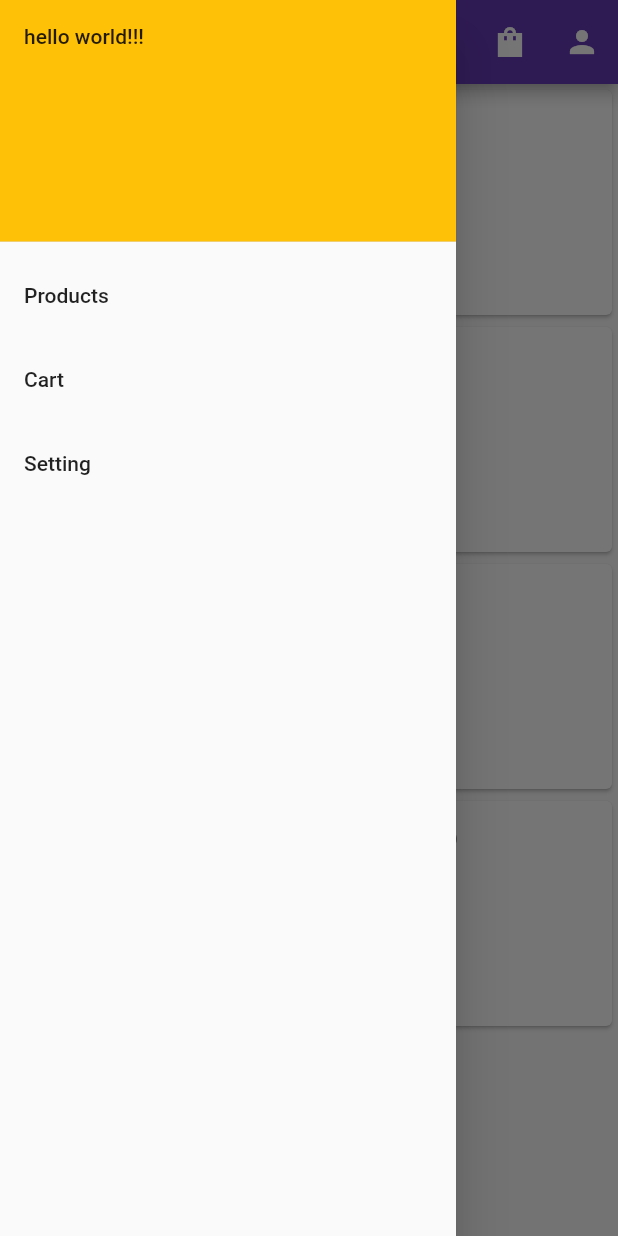
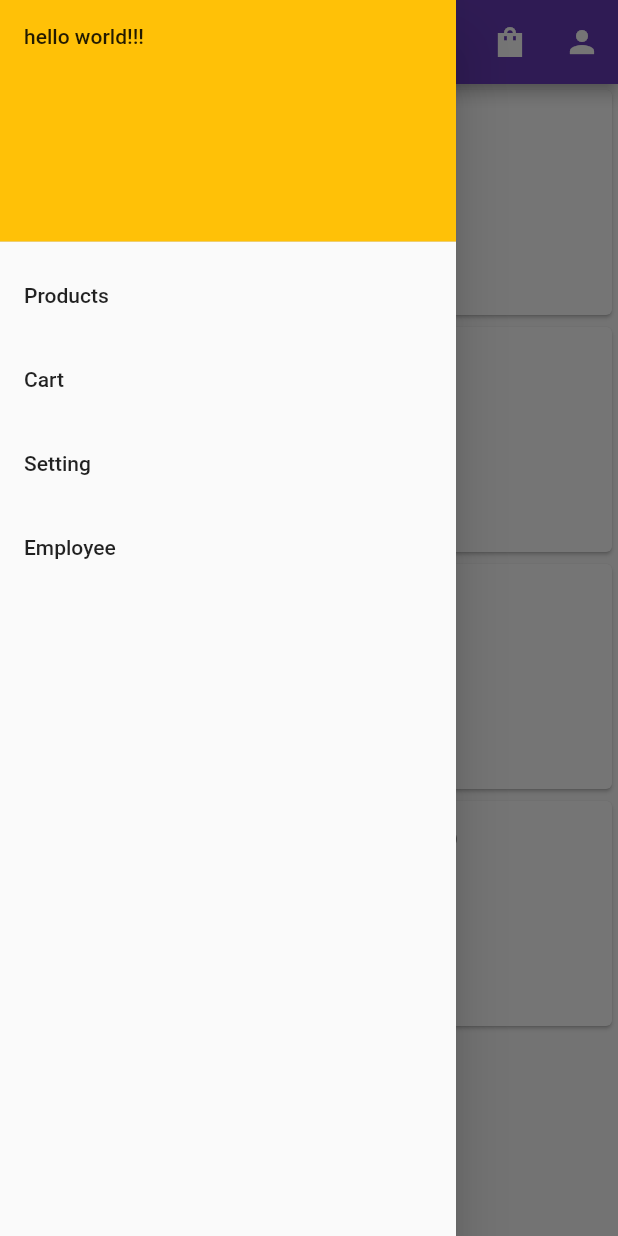
Before and after one commit to frontenddevtrainer/flutter-learning-mar29, a Flutter app: the screen it shows after launch, with the side drawer open, on a phone screen of 412 x 824 dp. Run offline on Flutter 3.47's test engine with Material 2 defaults, Android fonts, the phone set to English and light mode, and no system bars.

```diff
--- a/lib/main.dart
+++ b/lib/main.dart
@@ -1,7 +1,8 @@
+import "package:edu_ecommerce/models/Employee.dart";
 import "package:edu_ecommerce/routes.dart";
+import "package:edu_ecommerce/viewmodels/Employee.dart";
 import "package:flutter/material.dart";
-import "./widgets/HomeScreen.dart";
-import "./widgets/CartScreen.dart";
+import "package:provider/provider.dart";
 
 void main() {
   runApp(Application());
@@ -10,12 +11,21 @@ void main() {
 class Application extends StatelessWidget {
   @override
   Widget build(BuildContext context) {
-    return MaterialApp(
-        title: "Edureka Ecommerce",
-        theme: ThemeData(primarySwatch: Colors.deepOrange),
-        // gets replaced with router in later session. this is the default screen to load.
-        // home: HomeScreen()
-        initialRoute: "/",
-        routes: routes);
+    return ChangeNotifierProvider(
+      create: (_) => EmployeeVM(
+          employee: Employee(
+              name: "abc",
+              dept: "tech",
+              id: "123",
+              address: "delhi",
+              phone: "1234567890")),
+      child: MaterialApp(
+          title: "Edureka Ecommerce",
+          theme: ThemeData(primarySwatch: Colors.deepOrange),
+          // gets replaced with router in later session. this is the default screen to load.
+          // home: HomeScreen()
+          initialRoute: "/",
+          routes: routes),
+    );
   }
 }
--- a/lib/routes.dart
+++ b/lib/routes.dart
@@ -1,3 +1,4 @@
+import "package:edu_ecommerce/widgets/employee/EmployeeScreen.dart";
 import 'package:flutter/material.dart';
 import "widgets/CartScreen.dart";
 import "widgets/HomeScreen.dart";
@@ -5,5 +6,6 @@ import "widgets/HomeScreen.dart";
 final Map<String, WidgetBuilder> routes = {
   "/": (BuildContext context) => HomeScreen(),
   "/cart": (BuildContext context) => CartScreen(),
-  "/settings": (BuildContext context) => const Text("Hello world!!!")
+  "/settings": (BuildContext context) => const Text("Hello world!!!"),
+  "/employee": (BuildContext context) => EmployeeScreen()
 };
--- a/lib/viewmodels/Employee.dart
+++ b/lib/viewmodels/Employee.dart
@@ -1,6 +1,7 @@
 import 'package:edu_ecommerce/models/Employee.dart';
+import 'package:flutter/material.dart';
 
-class EmployeeVM {
+class EmployeeVM with ChangeNotifier{
   Employee employee;
 
   EmployeeVM({ required this.employee });
--- a/lib/widgets/EduAppDrawer.dart
+++ b/lib/widgets/EduAppDrawer.dart
@@ -22,6 +22,10 @@ class EduAppDrawer extends StatelessWidget {
             ListTile(
               title: const Text("Setting"),
               onTap: () { Navigator.pushNamed(context, "/settings"); },
+            ),
+            ListTile(
+              title: const Text("Employee"),
+              onTap: () { Navigator.pushNamed(context, "/employee"); },
             )
           ],
         ),
--- /dev/null
+++ b/lib/widgets/employee/EmployeeScreen.dart
@@ -0,0 +1,8 @@
+import 'package:flutter/material.dart';
+
+class EmployeeScreen extends StatelessWidget {
+  @override
+  Widget build(BuildContext context) {
+    return Scaffold(body: Text("hello world!!!"));
+  }
+}
--- a/pubspec.yaml
+++ b/pubspec.yaml
@@ -30,6 +30,7 @@ environment:
 dependencies:
   flutter:
     sdk: flutter
+  provider: ^6.0.5
 
 
   # The following adds the Cupertino Icons font to your application.
```
Also changed, not shown: pubspec.lock.
